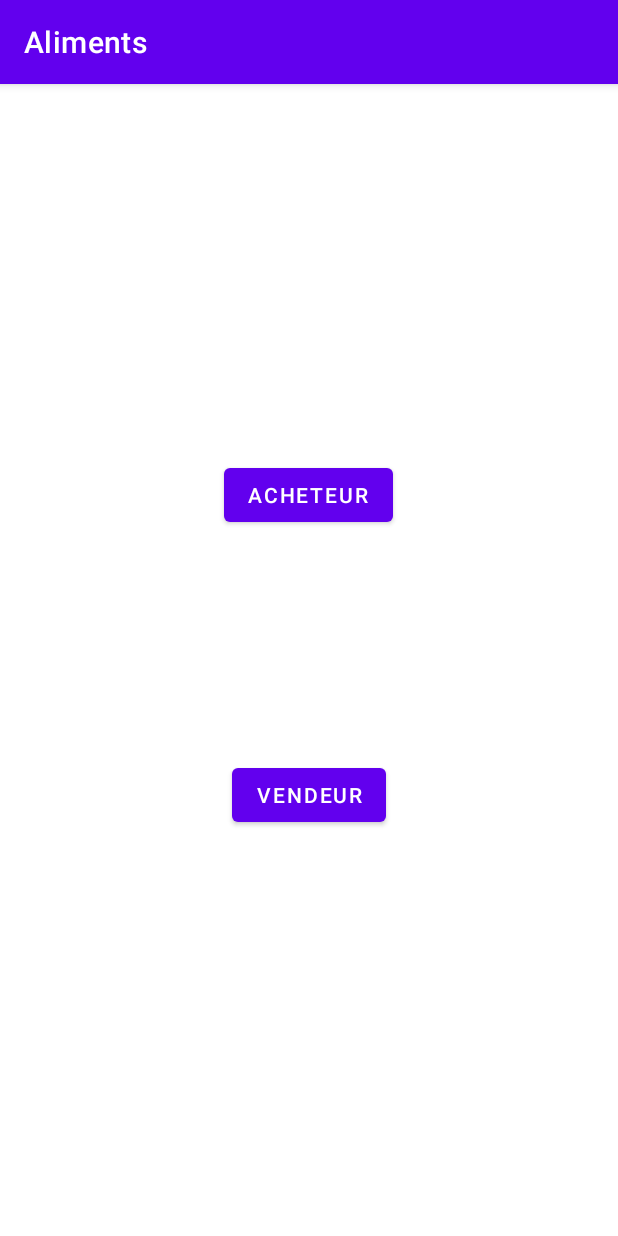
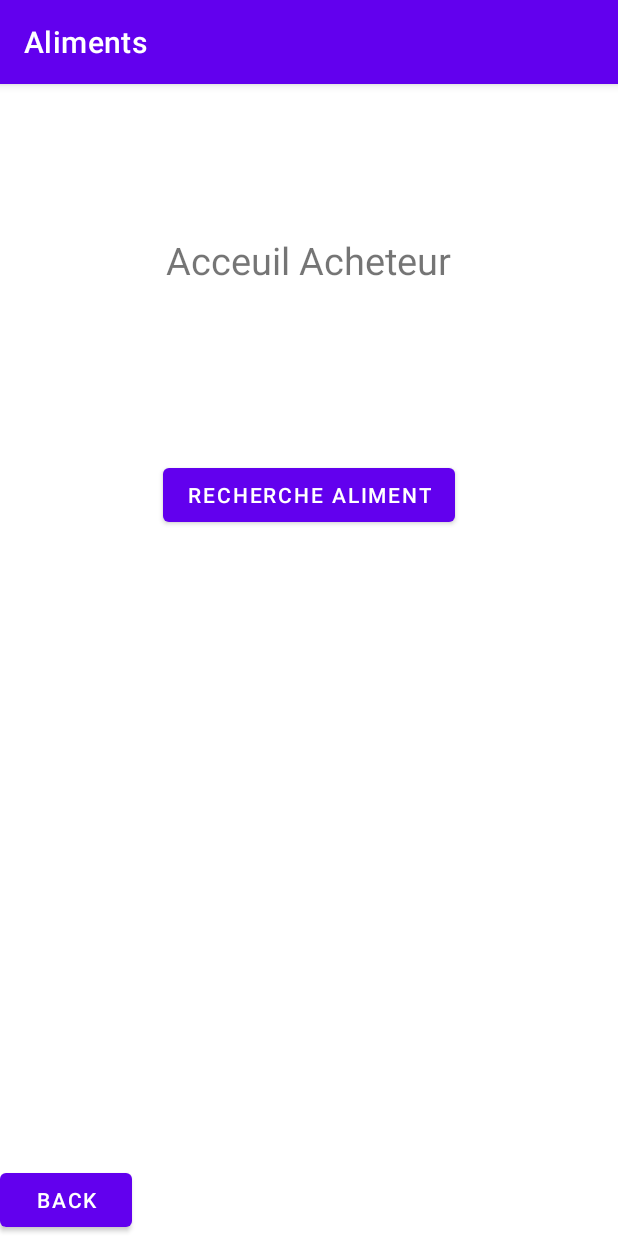
Before and after one commit to GhadaAJIMI/Aliments, an Android app: the screen it shows after launch (MainActivity before the commit, AcceuilAcheteurActivity after it), after a tap on "ACHETEUR", on a phone screen of 412 x 824 dp. Run offline under Robolectric (Android 15) with nearby library versions, the phone set to English and light mode, and no system bars.

Commit message:
base 1.0

```diff
--- a/app/src/main/AndroidManifest.xml
+++ b/app/src/main/AndroidManifest.xml
@@ -9,7 +9,9 @@
         android:roundIcon="@mipmap/ic_launcher_round"
         android:supportsRtl="true"
         android:theme="@style/Theme.Aliments">
-        <activity android:name=".vues.ReponseNotifActivity"></activity>
+        <activity android:name=".vues.AcceuilVendeurActivity"></activity>
+        <activity android:name=".vues.AcceuilAcheteurActivity" />
+        <activity android:name=".vues.ReponseNotifActivity" />
         <activity android:name=".vues.NotificationsActivity" />
         <activity android:name=".MainActivity">
             <intent-filter>
--- a/app/src/main/java/com/example/aliments/MainActivity.java
+++ b/app/src/main/java/com/example/aliments/MainActivity.java
@@ -5,9 +5,8 @@ import android.content.Intent;
 import android.os.Bundle;
 import android.view.View;
 
-import com.example.aliments.vues.Acceuil;
-import com.example.aliments.vues.AcceuilAchteur;
-import com.example.aliments.vues.NotificationsActivity;
+import com.example.aliments.vues.AcceuilAcheteurActivity;
+import com.example.aliments.vues.AcceuilVendeurActivity;
 
 public class MainActivity extends AppCompatActivity {
 
@@ -19,7 +18,14 @@ public class MainActivity extends AppCompatActivity {
         findViewById( R.id.buttonAcheteur).setOnClickListener(new View.OnClickListener() {
             @Override
             public void onClick(View v) {
-                Intent intent = new Intent(MainActivity.this, AcceuilAchteur.class);
+                Intent intent = new Intent(MainActivity.this, AcceuilAcheteurActivity.class);
+                startActivity(intent);
+            }
+        });
+        findViewById( R.id.buttonVendeur).setOnClickListener(new View.OnClickListener() {
+            @Override
+            public void onClick(View v) {
+                Intent intent = new Intent(MainActivity.this, AcceuilVendeurActivity.class);
                 startActivity(intent);
             }
         });
--- /dev/null
+++ b/app/src/main/java/com/example/aliments/vues/AcceuilAcheteurActivity.java
@@ -0,0 +1,27 @@
+package com.example.aliments.vues;
+
+import androidx.appcompat.app.AppCompatActivity;
+
+import android.content.Intent;
+import android.os.Bundle;
+import android.view.View;
+
+import com.example.aliments.MainActivity;
+import com.example.aliments.R;
+
+public class AcceuilAcheteurActivity extends AppCompatActivity {
+
+    @Override
+    protected void onCreate( Bundle savedInstanceState) {
+        super.onCreate(savedInstanceState);
+        setContentView(R.layout.activity_acceuil_acheteur);
+
+        findViewById( R.id.buttonBack1).setOnClickListener(new View.OnClickListener() {
+            @Override
+            public void onClick(View v) {
+                Intent intent = new Intent(AcceuilAcheteurActivity.this, MainActivity.class);
+                startActivity(intent);
+            }
+        });
+    }
+}
--- a/app/src/main/res/layout/activity_acceuilacheteur.xml
+++ b/app/src/main/res/layout/activity_acceuil_acheteur.xml
@@ -1,8 +1,11 @@
 <?xml version="1.0" encoding="utf-8"?>
 <RelativeLayout
     xmlns:android="http://schemas.android.com/apk/res/android"
+    xmlns:app="http://schemas.android.com/apk/res-auto"
+    xmlns:tools="http://schemas.android.com/tools"
     android:layout_width="match_parent"
-    android:layout_height="match_parent">
+    android:layout_height="match_parent"
+    tools:context=".vues.AcceuilAcheteurActivity">
 
     <TextView
         android:layout_width="wrap_content"
@@ -20,4 +23,11 @@
         android:layout_marginTop="250dp"
         android:text="Recherche Aliment" />
 
+    <Button
+        android:id="@+id/buttonBack1"
+        android:layout_width="wrap_content"
+        android:layout_height="wrap_content"
+        android:layout_alignParentBottom="true"
+        android:text="Back" />
+
 </RelativeLayout>
```
Also changed, not shown: app/src/main/java/com/example/aliments/vues/Acceuil.java (deleted, +0 -23 lines), app/src/main/java/com/example/aliments/vues/AcceuilAchteur.java (deleted, +0 -17 lines), app/src/main/java/com/example/aliments/vues/AcceuilVendeurActivity.java (added, +26 -0 lines), app/src/main/res/layout/activity_acceuil.xml (deleted, +0 -22 lines), app/src/main/res/layout/activity_acceuil_vendeur.xml (added, +47 -0 lines).
